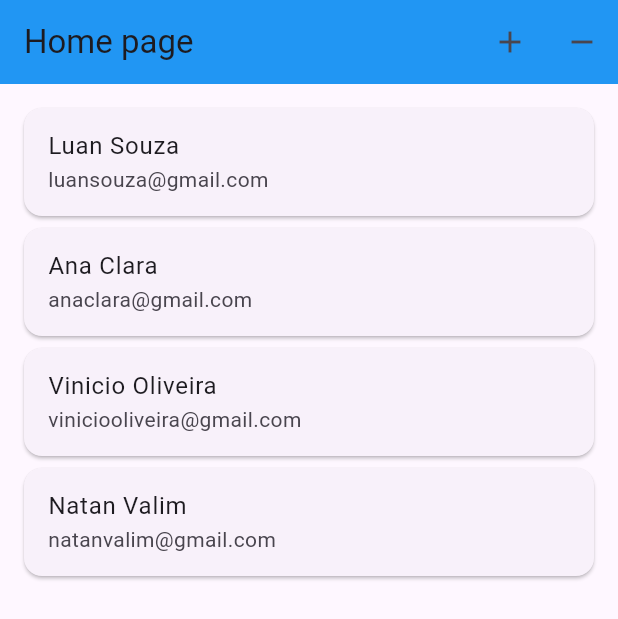
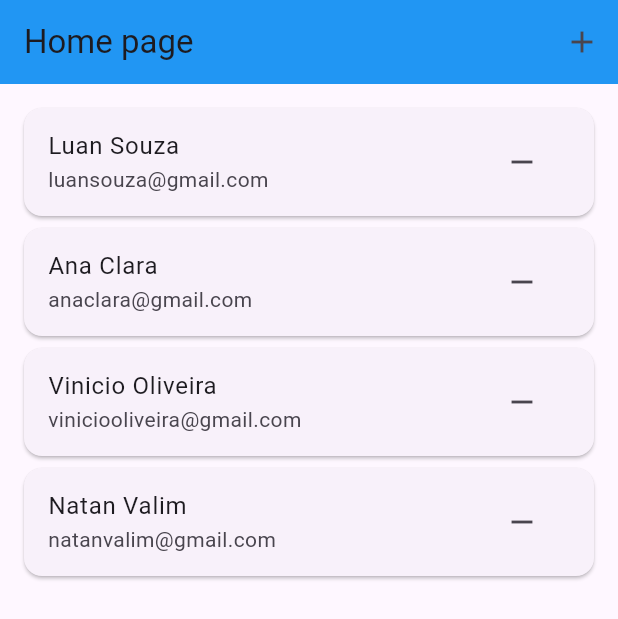
Before and after one commit to VinicioSantosOliveira/learn_bloc, a Flutter app: the screen it shows after launch, after a tap on the "remove" icon, on a phone screen of 412 x 824 dp. Shown: the top 619 px of the screen. Run offline on Flutter 3.47's test engine with Material 3 defaults, Android fonts, the phone set to English and light mode, and no system bars; our stand-ins replace bloc, equatable, flutter_bloc.

```diff
--- a/lib/app/pages/client_form_page.dart
+++ b/lib/app/pages/client_form_page.dart
@@ -1,8 +1,10 @@
 import 'package:flutter/material.dart';
 import 'package:flutter_bloc/flutter_bloc.dart';
 import 'package:learn_bloc/app/models/client_model.dart';
+import 'package:learn_bloc/app/modules/client/client_event.dart';
 import 'package:learn_bloc/app/modules/client_form/client_form_bloc.dart';
 
+import '../modules/client/client_bloc.dart';
 import '../modules/client_form/client_form_event.dart';
 import '../modules/client_form/client_form_state.dart';
 
@@ -74,7 +76,7 @@ class _ClientFormPageState extends State<ClientFormPage> {
 
                     final client = ClientModel(name: name, email: email);
 
-                    clientFormBloc.add(AddClientFormEvent(clientForm: client));
+                    Navigator.of(context).pop(client);
                   },
                   child: const Text('Salvar'),
                 ),
--- a/lib/app/pages/home_page.dart
+++ b/lib/app/pages/home_page.dart
@@ -5,6 +5,7 @@ import '../models/client_model.dart';
 import '../modules/client/client_bloc.dart';
 import '../modules/client/client_event.dart';
 import '../modules/client/client_state.dart';
+import 'client_form_page.dart';
 
 class HomePage extends StatefulWidget {
   const HomePage({super.key});
@@ -31,14 +32,17 @@ class _HomePageState extends State<HomePage> {
         backgroundColor: Colors.blue,
         actions: [
           IconButton(
-            onPressed: () {
-              Navigator.of(context).pushNamed('/clientForm');
+            onPressed: () async {
+              ClientModel? client = await Navigator.push(
+                  context,
+                  MaterialPageRoute(
+                    builder: (context) => ClientFormPage(),
+                  ));
+              if (client != null && client.email != '' && client.name != '') {
+                clientBloc.add(AddClientEvent(client: client));
+              }
             },
             icon: const Icon(Icons.add),
-          ),
-          IconButton(
-            onPressed: () {},
-            icon: const Icon(Icons.remove),
           ),
         ],
       ),
@@ -63,7 +67,7 @@ class _HomePageState extends State<HomePage> {
               return Padding(
                 padding: const EdgeInsets.all(12.0),
                 child: SizedBox(
-                  height: 800,
+                  height: 500,
                   child: ListView.builder(
                     itemCount: clients.length,
                     itemBuilder: (context, index) {
@@ -71,6 +75,10 @@ class _HomePageState extends State<HomePage> {
                         child: ListTile(
                           title: Text(clients[index].name),
                           subtitle: Text(clients[index].email),
+                          trailing: IconButton(
+                            onPressed: () {},
+                            icon: const Icon(Icons.remove),
+                          ),
                         ),
                       );
                     },
--- a/lib/app/repositories/client_repository.dart
+++ b/lib/app/repositories/client_repository.dart
@@ -1,16 +1,14 @@
 import 'package:learn_bloc/app/models/client_model.dart';
 
 class ClientRepository {
-  final List<ClientModel> _clients = [];
+  final List<ClientModel> _clients = [
+    ClientModel(name: 'Luan Souza', email: 'luansouza@gmail.com'),
+    ClientModel(name: 'Ana Clara', email: 'anaclara@gmail.com'),
+    ClientModel(name: 'Vinicio Oliveira', email: 'viniciooliveira@gmail.com'),
+    ClientModel(name: 'Natan Valim', email: 'natanvalim@gmail.com'),
+  ];
 
   Future<List<ClientModel>> loadClients() async {
-    _clients.addAll([
-      ClientModel(name: 'Luan Souza', email: 'luansouza@gmail.com'),
-      ClientModel(name: 'Ana Clara', email: 'anaclara@gmail.com'),
-      ClientModel(name: 'Vinicio Oliveira', email: 'viniciooliveira@gmail.com'),
-      ClientModel(name: 'Natan Valim', email: 'natanvalim@gmail.com'),
-    ]);
-
     await Future.delayed(const Duration(seconds: 2));
 
     return _clients;
```
